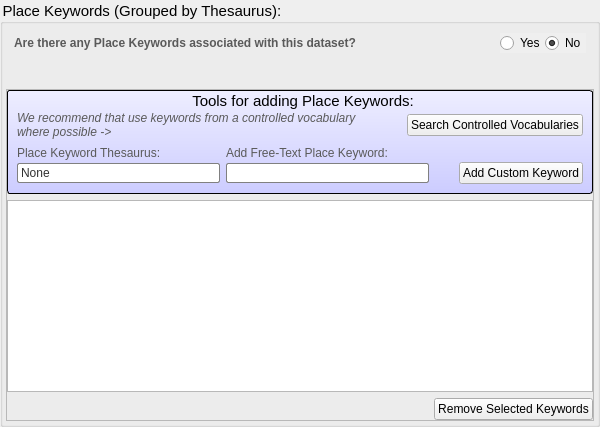
First picture: the form in pymdwizard/gui/ui_files/PlaceKeywords.ui, repository DOI-USGS/fort-pymdwizard, before the edit.
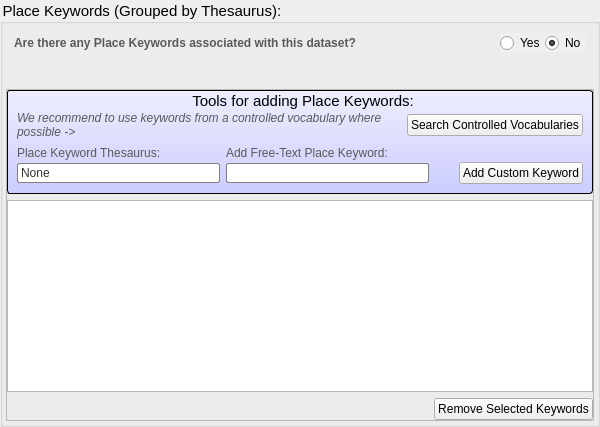
Second picture: the form after the edit.

Commit message: change text in vocabulary section

```diff
--- a/pymdwizard/gui/ui_files/PlaceKeywords.ui
+++ b/pymdwizard/gui/ui_files/PlaceKeywords.ui
@@ -289,7 +289,7 @@
                    </font>
                   </property>
                   <property name="text">
-                   <string>&lt;html&gt;&lt;head/&gt;&lt;body&gt;&lt;p&gt;&lt;span style=&quot; font-style:italic;&quot;&gt;We recommend that use keywords from a controlled vocabulary where possible -&amp;gt;&lt;/span&gt;&lt;/p&gt;&lt;/body&gt;&lt;/html&gt;</string>
+                   <string>&lt;html&gt;&lt;head/&gt;&lt;body&gt;&lt;p&gt;&lt;span style=&quot; font-style:italic;&quot;&gt;We recommend to use keywords from a controlled vocabulary where possible -&amp;gt;&lt;/span&gt;&lt;/p&gt;&lt;/body&gt;&lt;/html&gt;</string>
                   </property>
                   <property name="textFormat">
                    <enum>Qt::RichText</enum>
```
The commit also changes 7 other files.
